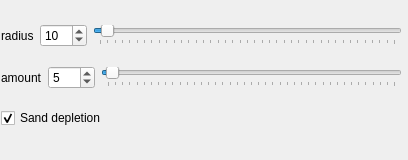
Before: the Qt Designer form krita/plugins/paintops/sand/wdgsandoptions.ui in KDE/calligra, drawn with Qt 5.
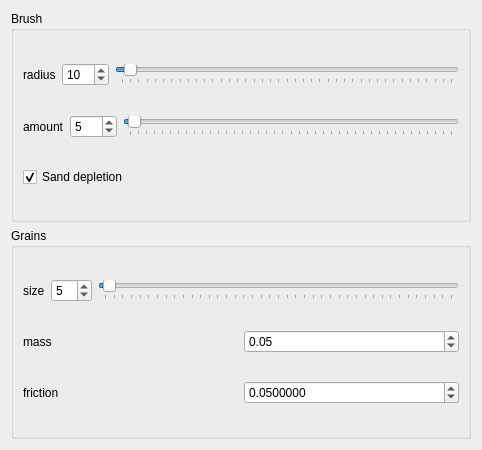
After: the same form once the commit is applied.

Commit message: Updated the brush with dynamic sand spread and more parameters modifications in the GUI. 	modified:   krita/image/kis_item_layer.cpp 	modified:   krita/image/kis_item_layer.h 	modified:   krita/plugins/paintops/sand/kis_sand_paintop.cpp 	modified:   krita/plugins/paintops/sand/kis_sandop_option.cpp 	modified:   krita/plugins/paintops/sand/kis_sandop_option.h 	modified:   krita/plugins/paintops/sand/sand_brush.cpp 	modified:   krita/plugins/paintops/sand/sand_brush.h 	modified:   krita/plugins/paintops/sand/wdgsandoptions.ui

Diff of the .ui file:
```diff
--- a/krita/plugins/paintops/sand/wdgsandoptions.ui
+++ b/krita/plugins/paintops/sand/wdgsandoptions.ui
@@ -6,8 +6,8 @@
    <rect>
     <x>0</x>
     <y>0</y>
-    <width>408</width>
-    <height>160</height>
+    <width>482</width>
+    <height>450</height>
    </rect>
   </property>
   <property name="sizePolicy">
@@ -22,16 +22,15 @@
     <height>60</height>
    </size>
   </property>
-  <widget class="QWidget" name="layoutWidget">
-   <property name="geometry">
-    <rect>
-     <x>1</x>
-     <y>11</y>
-     <width>401</width>
-     <height>131</height>
-    </rect>
-   </property>
-   <layout class="QVBoxLayout" name="verticalLayout">
+  <layout class="QVBoxLayout" name="verticalLayout_6">
+   <item>
+    <layout class="QVBoxLayout" name="verticalLayout_5">
+     <item>
+      <widget class="QGroupBox" name="brushBox">
+       <property name="title">
+        <string>Brush</string>
+       </property>
+       <layout class="QVBoxLayout" name="verticalLayout_8">
     <item>
      <layout class="QHBoxLayout" name="radiusLayout">
       <item>
@@ -107,6 +106,8 @@
      </layout>
     </item>
     <item>
+         <layout class="QVBoxLayout" name="depletionLayout">
+          <item>
      <widget class="QCheckBox" name="sandDepletionCHBox">
       <property name="text">
        <string>Sand depletion</string>
@@ -117,7 +118,103 @@
      </widget>
     </item>
    </layout>
-  </widget>
+        </item>
+       </layout>
+      </widget>
+     </item>
+     <item>
+      <widget class="QGroupBox" name="grainBox">
+       <property name="title">
+        <string>Grains</string>
+       </property>
+       <layout class="QVBoxLayout" name="verticalLayout_9">
+        <item>
+         <layout class="QHBoxLayout" name="sizeLayout">
+          <item>
+           <widget class="QLabel" name="sizeLabel">
+            <property name="text">
+             <string>size</string>
+            </property>
+           </widget>
+          </item>
+          <item>
+           <widget class="QSpinBox" name="sizeSpinBox">
+            <property name="value">
+             <number>5</number>
+            </property>
+           </widget>
+          </item>
+          <item>
+           <widget class="QSlider" name="sizeSlider">
+            <property name="maximum">
+             <number>400</number>
+            </property>
+            <property name="value">
+             <number>5</number>
+            </property>
+            <property name="orientation">
+             <enum>Qt::Horizontal</enum>
+            </property>
+            <property name="tickPosition">
+             <enum>QSlider::TicksBelow</enum>
+            </property>
+           </widget>
+          </item>
+         </layout>
+        </item>
+        <item>
+         <layout class="QHBoxLayout" name="massLayout">
+          <item>
+           <widget class="QLabel" name="massLabel">
+            <property name="text">
+             <string>mass</string>
+            </property>
+           </widget>
+          </item>
+          <item>
+           <widget class="QDoubleSpinBox" name="massDoubleSpinBox">
+            <property name="value">
+             <double>0.050000000000000</double>
+            </property>
+           </widget>
+          </item>
+         </layout>
+        </item>
+        <item>
+         <layout class="QHBoxLayout" name="frictionLayout">
+          <item>
+           <widget class="QLabel" name="frictionLabel">
+            <property name="text">
+             <string>friction</string>
+            </property>
+           </widget>
+          </item>
+          <item>
+           <widget class="QDoubleSpinBox" name="frictionDoubleSpinBox">
+            <property name="decimals">
+             <number>7</number>
+            </property>
+            <property name="maximum">
+             <double>1.000000000000000</double>
+            </property>
+            <property name="singleStep">
+             <double>1.000000000000000</double>
+            </property>
+            <property name="value">
+             <double>0.050000000000000</double>
+            </property>
+           </widget>
+          </item>
+         </layout>
+        </item>
+       </layout>
+      </widget>
+     </item>
+    </layout>
+   </item>
+  </layout>
+  <zorder>amountLabel_3</zorder>
+  <zorder>verticalLayoutWidget</zorder>
  </widget>
  <resources/>
  <connections>
```
Left out of the diff: 32 changed lines with no effect on the pictures. Lines whose indentation alone changed are shown as unchanged. The commit also changes 7 other files.
